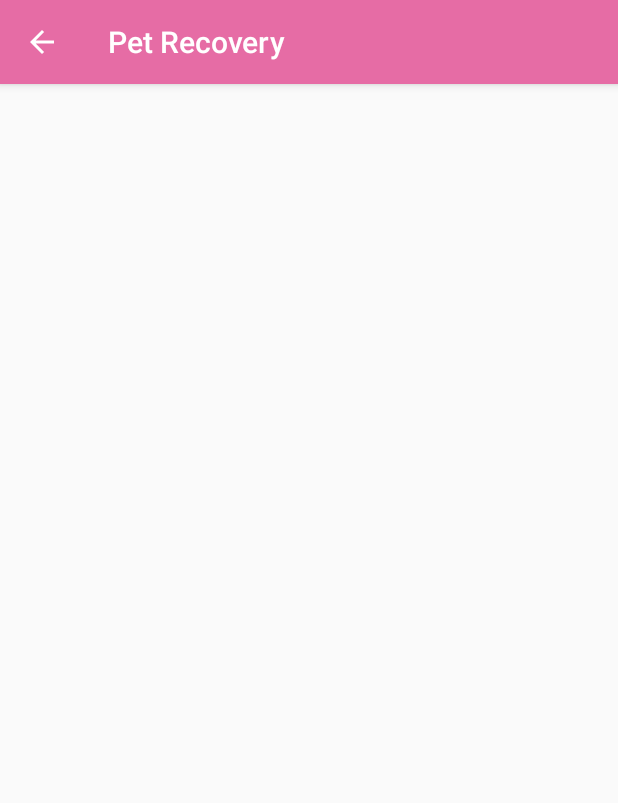
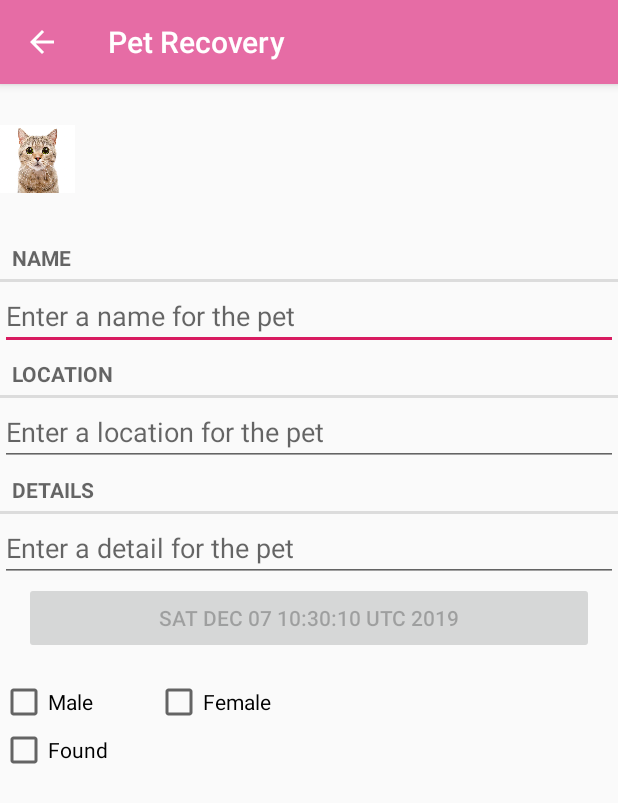
Before and after one commit to AnyiHuang/PetRecovery, an Android app: the screen it shows after launch (PetPagerActivity), after a tap on "New Pet", on a phone screen of 412 x 824 dp. Shown: the top 803 px of the screen. Run offline under Robolectric (Android 15) with nearby library versions, the phone set to English and light mode, and no system bars.

Commit message:
problem fixed

```diff
--- a/app/src/main/AndroidManifest.xml
+++ b/app/src/main/AndroidManifest.xml
@@ -1,6 +1,9 @@
 <?xml version="1.0" encoding="utf-8"?>
 <manifest xmlns:android="http://schemas.android.com/apk/res/android"
     package="com.anyihuang.pet_recovery">
+
+    <uses-permission android:name="android.permission.READ_EXTERNAL_STORAGE" />
+    <uses-permission android:name="android.permission.WRITE_EXTERNAL_STORAGE" />
 
     <application
         android:allowBackup="true"
--- a/app/src/main/java/com/anyihuang/pet_recovery/Pet.java
+++ b/app/src/main/java/com/anyihuang/pet_recovery/Pet.java
@@ -10,7 +10,6 @@ public class Pet {
     private String mDetail;
     private long mDate;
     private int mMale;// 0:unknown 1:male 2:female
-    //private boolean mFemale;
     private boolean mFound;
     private String mPhoto;
 
--- a/app/src/main/java/com/anyihuang/pet_recovery/PetFragment.java
+++ b/app/src/main/java/com/anyihuang/pet_recovery/PetFragment.java
@@ -204,7 +204,6 @@ public class PetFragment extends Fragment {
                 mGenderMale.setChecked(!mGenderFemale.isChecked());
             }
         });
-
         Button mDateButton = v.findViewById(R.id.pet_date);
         mDateButton.setText(new Date(mPet.getDate()).toString());
         mDateButton.setEnabled(false);
--- a/app/src/main/java/com/anyihuang/pet_recovery/database/PetBaseHelper.java
+++ b/app/src/main/java/com/anyihuang/pet_recovery/database/PetBaseHelper.java
@@ -23,7 +23,7 @@ public class PetBaseHelper extends SQLiteOpenHelper {
                 PetTable.Cols.LOCATION + ", " +
                 PetTable.Cols.DETAIL + ", " +
                 PetTable.Cols.DATE + ", " +
-                PetTable.Cols.FOUND +
+                PetTable.Cols.FOUND + ", " +
                 PetTable.Cols.PHOTO +", " +
                 PetTable.Cols.MALE +
                 ")"
--- a/app/src/main/res/values/strings.xml
+++ b/app/src/main/res/values/strings.xml
@@ -2,6 +2,7 @@
     <string name="app_name">Pet Recovery</string>
     <string name="pet_name_hint">Enter a name for the pet</string>
     <string name="pet_name_label">Name</string>
+    <string name="pet_photo_label">Photo</string>
     <string name="pet_location_hint">Enter a location for the pet</string>
     <string name="pet_location_label">Location</string>
     <string name="pet_detail_hint">Enter a detail for the pet</string>
```
